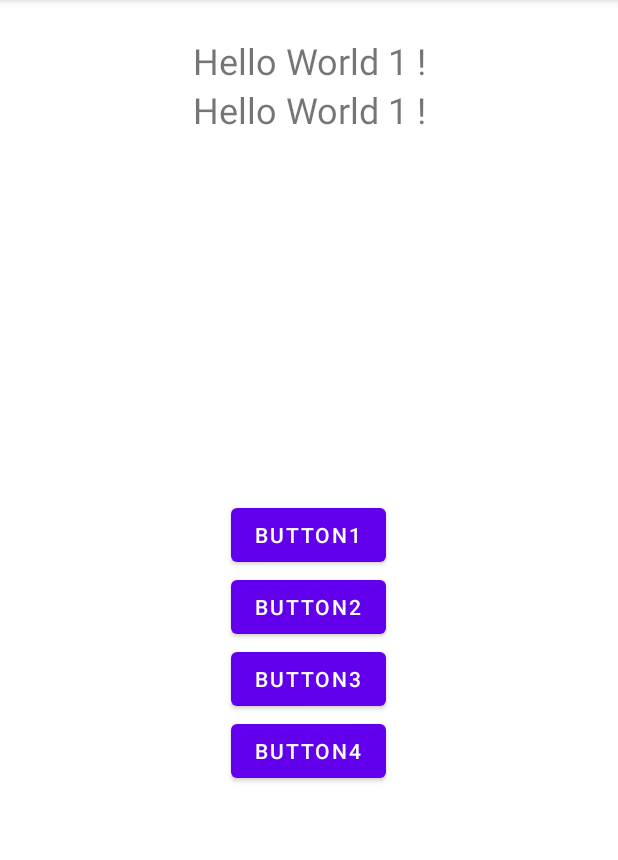
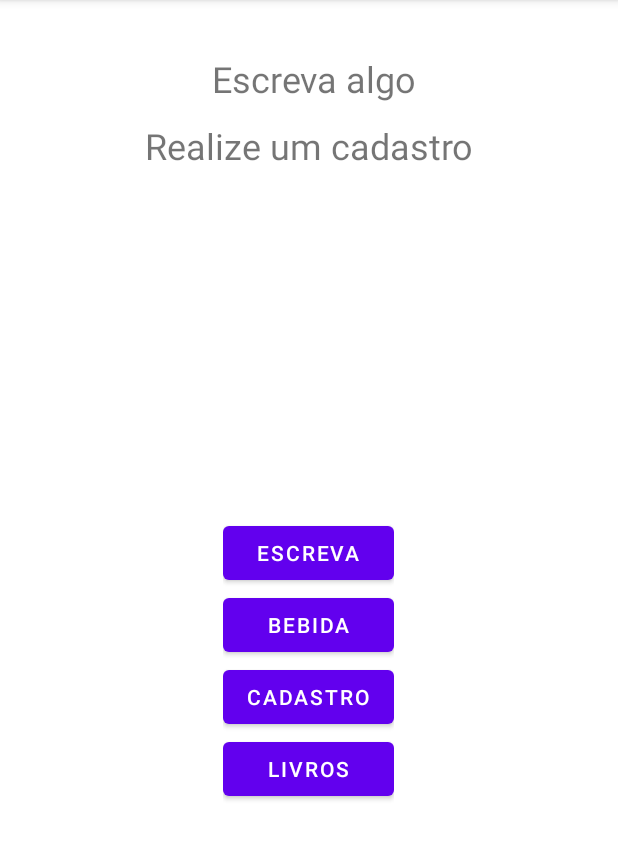
Before and after one commit to alysonmiguel/MinhaProva, an Android app: the screen it shows after launch (MainActivity), on a phone screen of 412 x 824 dp, the part 84-944 px from its top. Run offline under Robolectric (Android 15) with nearby library versions, the phone set to English and light mode, and no system bars; our stand-ins replace data binding.

```diff
--- a/app/src/main/AndroidManifest.xml
+++ b/app/src/main/AndroidManifest.xml
@@ -9,7 +9,8 @@
         android:roundIcon="@mipmap/ic_launcher_round"
         android:supportsRtl="true"
         android:theme="@style/Theme.MinhaProva">
-        <activity android:name=".ActivityAcao2"></activity>
+        <activity android:name=".ActivityAcao3"></activity>
+        <activity android:name=".ActivityAcao2" />
         <activity android:name=".ActivityAcao1" />
         <activity android:name=".MainActivity">
             <intent-filter>
--- a/app/src/main/java/tads/eaj/ufrn/minhaprova/ActivityAcao2.kt
+++ b/app/src/main/java/tads/eaj/ufrn/minhaprova/ActivityAcao2.kt
@@ -34,7 +34,7 @@ class ActivityAcao2 : AppCompatActivity() {
                 db.insert(l)
 
                 var intent = Intent()
-                intent.putExtra("texto", "cadastrado")
+                intent.putExtra("texto", "Cadastrado")
                 setResult(Activity.RESULT_OK, intent)
                 finish()
             }else{
--- a/app/src/main/java/tads/eaj/ufrn/minhaprova/MainViewModel.kt
+++ b/app/src/main/java/tads/eaj/ufrn/minhaprova/MainViewModel.kt
@@ -3,6 +3,6 @@ package tads.eaj.ufrn.minhaprova
 import androidx.lifecycle.ViewModel
 
 class MainViewModel : ViewModel(){
-    var text1 = "Hello World 1 !"
-    var text2 = "Hello World 1 !"
+    var text1 = " Escreva algo"
+    var text2 = "Realize um cadastro"
 }
--- a/app/src/main/res/layout/activity_acao1.xml
+++ b/app/src/main/res/layout/activity_acao1.xml
@@ -15,7 +15,7 @@
             android:layout_width="match_parent"
             android:layout_height="wrap_content"
             android:gravity="center"
-            android:text="@string/texto" />
+            android:hint="@string/escreva_algo" />
 
         <LinearLayout
             android:layout_width="wrap_content"
--- a/app/src/main/res/layout/activity_main.xml
+++ b/app/src/main/res/layout/activity_main.xml
@@ -16,7 +16,8 @@
             android:id="@+id/text1"
             android:layout_width="match_parent"
             android:layout_height="wrap_content"
-            android:layout_marginTop="24dp"
+            android:layout_marginTop="36dp"
+            android:layout_marginBottom="12dp"
             android:gravity="center"
             android:text="@string/Hello1"
             android:textSize="24dp" />
@@ -30,32 +31,33 @@
             android:textSize="24dp" />
 
         <LinearLayout
-            android:layout_width="match_parent"
+            android:layout_width="wrap_content"
             android:layout_height="match_parent"
+            android:layout_gravity="center"
             android:gravity="center"
             android:orientation="vertical">
 
             <Button
                 android:id="@+id/button1"
-                android:layout_width="wrap_content"
+                android:layout_width="match_parent"
                 android:layout_height="wrap_content"
                 android:text="@string/button1" />
 
             <Button
                 android:id="@+id/button2"
-                android:layout_width="wrap_content"
+                android:layout_width="match_parent"
                 android:layout_height="wrap_content"
                 android:text="@string/button2" />
 
             <Button
                 android:id="@+id/button3"
-                android:layout_width="wrap_content"
+                android:layout_width="match_parent"
                 android:layout_height="wrap_content"
                 android:text="@string/button3" />
 
             <Button
                 android:id="@+id/button4"
-                android:layout_width="wrap_content"
+                android:layout_width="match_parent"
                 android:layout_height="wrap_content"
                 android:text="@string/button4" />
 
--- a/app/src/main/res/values/strings.xml
+++ b/app/src/main/res/values/strings.xml
@@ -1,14 +1,15 @@
 <resources>
     <string name="app_name">MinhaProva</string>
-    <string name="button1">Button1</string>
-    <string name="button2">Button2</string>
-    <string name="button3">Button3</string>
-    <string name="button4">Button4</string>
-    <string name="Hello1">Hello World 1 !</string>
-    <string name="Hello2">Hello World 2 !</string>
+    <string name="button1">Escreva</string>
+    <string name="button2">Bebida</string>
+    <string name="button3">Cadastro</string>
+    <string name="button4">Livros</string>
+    <string name="Hello1">Escreva algo</string>
+    <string name="Hello2">Realize um cadastro</string>
     <string name="texto">Escreva algo</string>
     <string name="ok">OK</string>
     <string name="bemVindo">Bem-vindo</string>
     <string name="otimo">Ótimo</string>
     <string name="proximo">Fica para a próxima</string>
+    <string name="escreva_algo">Escreva algo</string>
 </resources>
```
Also changed, not shown: app/src/main/java/tads/eaj/ufrn/minhaprova/ActivityAcao3.kt (added, +58 -0 lines), app/src/main/java/tads/eaj/ufrn/minhaprova/MainActivity.kt (+5 -5 lines), app/src/main/java/tads/eaj/ufrn/minhaprova/sqllite/LivroDBOpener.kt (+27 -0 lines), app/src/main/res/layout/activity_acao3.xml (added, +74 -0 lines).
